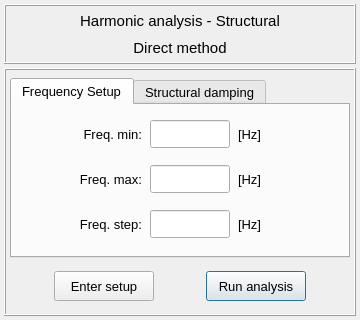
Qt form pulse/interface/data/ui_files/analysis/structural/harmonic_analysis_direct_method.ui (open-pulse/OpenPulse) before a commit.
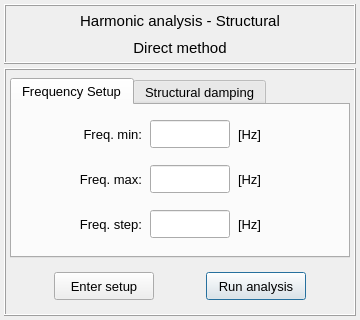
The same form after that commit. Icons and pictures are not drawn.

Commit message: Fix the TL bug and implement save/load model results for last analysis

```diff
--- a/pulse/interface/data/ui_files/analysis/structural/harmonic_analysis_direct_method.ui
+++ b/pulse/interface/data/ui_files/analysis/structural/harmonic_analysis_direct_method.ui
@@ -1023,13 +1023,13 @@
            <property name="minimumSize">
             <size>
              <width>100</width>
-             <height>30</height>
+             <height>28</height>
             </size>
            </property>
            <property name="maximumSize">
             <size>
              <width>100</width>
-             <height>30</height>
+             <height>28</height>
             </size>
            </property>
            <property name="font">
@@ -1054,13 +1054,13 @@
            <property name="minimumSize">
             <size>
              <width>100</width>
-             <height>30</height>
+             <height>28</height>
             </size>
            </property>
            <property name="maximumSize">
             <size>
              <width>100</width>
-             <height>30</height>
+             <height>28</height>
             </size>
            </property>
            <property name="font">
```
The commit also changes 57 other files.
